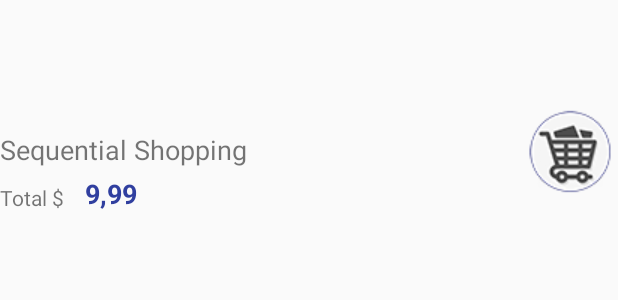
After one commit to rodrigocaja/SmartList, an Android app: the layout fragment_lista_compra.xml on its own in the app's theme, with its tools: preview values and no code run, on a phone screen of 412 x 824 dp. The commit adds this screen. Shown: the top 300 px of the screen. Run offline under Robolectric (Android 15) with nearby library versions, the phone set to English and light mode, and no system bars.

Commit message:
Coffee time

```diff
--- /dev/null
+++ b/SmartList/app/src/main/res/layout/fragment_lista_compra.xml
@@ -0,0 +1,59 @@
+<RelativeLayout xmlns:android="http://schemas.android.com/apk/res/android"
+    xmlns:tools="http://schemas.android.com/tools"
+    android:layout_width="match_parent"
+    android:layout_height="match_parent"
+    xmlns:app="http://schemas.android.com/apk/res-auto"
+    tools:context="com.smartdays.smartlist.ListaCompraFragment">
+
+    <ListView
+        android:layout_width="match_parent"
+        android:layout_height="match_parent"
+        android:layout_marginTop="53dp"
+        android:layout_below="@+id/txvSeqCompra"
+        android:layout_alignParentStart="true"
+        android:id="@+id/ltwItensPCompra" />
+
+    <TextView
+        android:text="@string/txtDescTotal"
+        android:layout_width="wrap_content"
+        android:layout_height="wrap_content"
+        android:layout_below="@+id/txvSeqCompra"
+        android:layout_alignParentStart="true"
+        android:layout_marginTop="10dp"
+        android:id="@+id/txtDescTotal" />
+
+    <TextView
+        android:text="9,99"
+        android:layout_width="wrap_content"
+        android:layout_height="wrap_content"
+        android:layout_alignBottom="@+id/txtDescTotal"
+        android:layout_toEndOf="@+id/txtDescTotal"
+        android:layout_marginStart="14dp"
+        android:id="@+id/txtTotalL"
+        android:textSize="18sp"
+        android:textColor="@color/colorPrimaryDark"
+        android:textStyle="normal|bold" />
+
+    <ImageView
+        android:layout_width="wrap_content"
+        android:layout_height="wrap_content"
+        app:srcCompat="@drawable/icon_market_cart"
+        android:id="@+id/imgCart"
+        android:contentDescription="@string/btnMarketCart"
+        android:layout_alignParentTop="true"
+        android:layout_alignParentRight="true"
+        android:layout_alignParentEnd="true"
+        android:layout_marginTop="68dp" />
+
+    <TextView
+        android:text="@string/infSeqShop"
+        android:layout_width="wrap_content"
+        android:layout_height="wrap_content"
+        android:id="@+id/txvSeqCompra"
+        android:textSize="18sp"
+        android:layout_marginTop="19dp"
+        android:layout_alignTop="@+id/imgCart"
+        android:layout_alignParentLeft="true"
+        android:layout_alignParentStart="true" />
+
+</RelativeLayout>
--- a/SmartList/app/src/main/res/values/strings.xml
+++ b/SmartList/app/src/main/res/values/strings.xml
@@ -64,4 +64,5 @@
     <string name="LeavingAppWarning">Press back again to leave</string>
     <string name="actionDelete">Delete</string>
     <string name="optionsDesc">Options</string>
+    <string name="btnMarketCart">Market cart</string>
 </resources>
```
Also changed, not shown: SmartList/app/src/main/java/com/smartdays/smartlist/ListaCompraFragment.java (added, +122 -0 lines), SmartList/app/src/main/java/com/smartdays/smartlist/MainActivity.java (+7 -0 lines), SmartList/app/src/main/java/com/smartdays/smartlist/VerComprasFragment.java (+9 -7 lines), 1 other file.
